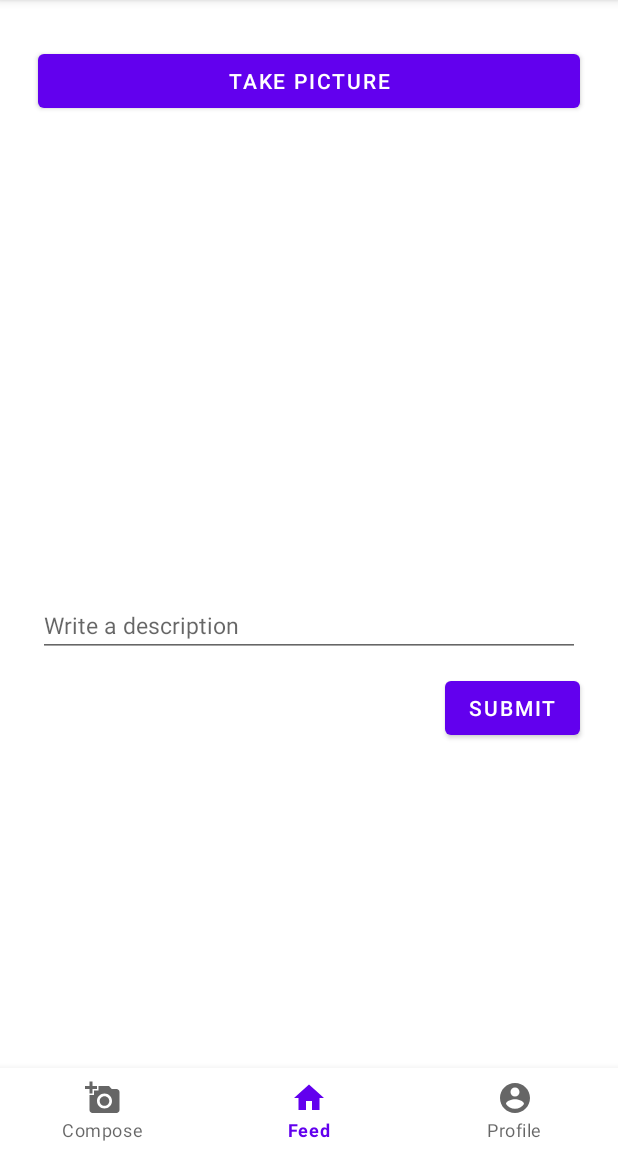
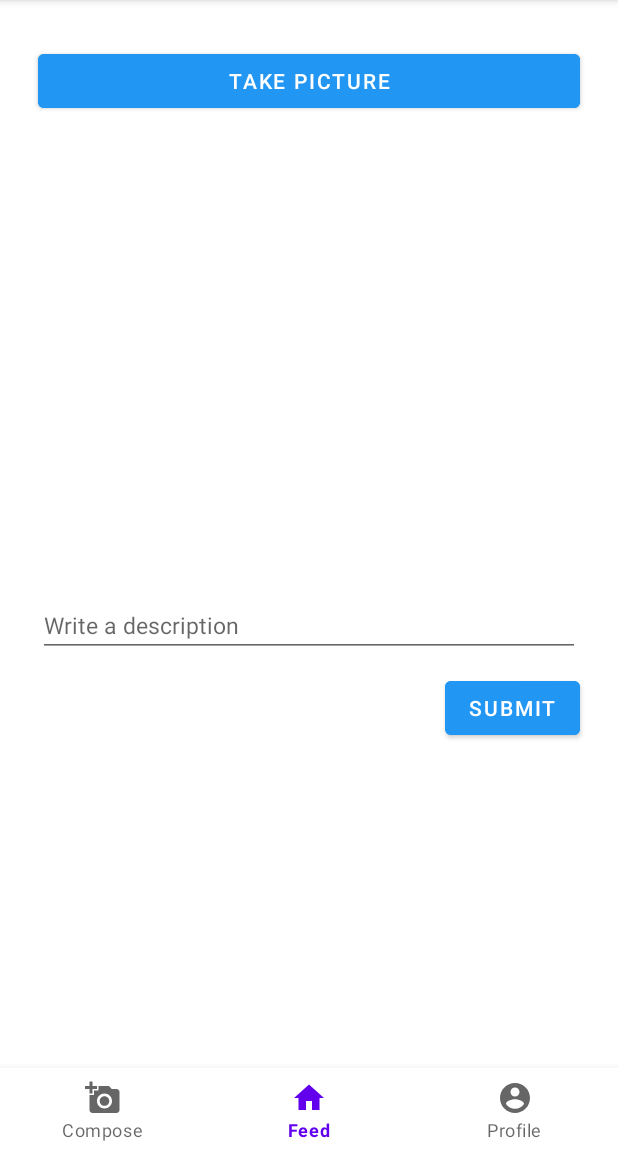
Before and after one commit to janelle-cheung/SimpleInstagram, an Android app: the fragment ComposeFragment placed in its activity, on a phone screen of 412 x 824 dp, the part 84-1236 px from its top. Run offline under Robolectric (Android 15) with nearby library versions, the phone set to English and light mode, and no system bars; libraries missing offline, so code that uses them is left out: com.parse, org.parceler; pictures from the network do not load; 5 statements that could not run were skipped.

Commit message:
Made buttons blue to match instagram

```diff
--- a/app/src/main/res/layout/fragment_compose.xml
+++ b/app/src/main/res/layout/fragment_compose.xml
@@ -15,6 +15,8 @@
         android:layout_marginStart="25dp"
         android:layout_marginTop="30dp"
         android:layout_marginEnd="25dp"
+        android:backgroundTint="@color/blue"
+        android:textColor="@android:color/white"
         android:text="@string/take_pic" />
 
     <ImageView
@@ -50,6 +52,8 @@
         android:layout_alignParentEnd="true"
         android:layout_marginTop="10dp"
         android:layout_marginEnd="25dp"
+        android:backgroundTint="@color/blue"
+        android:textColor="@android:color/white"
         android:text="@string/submit" />
 
 </RelativeLayout>
```
